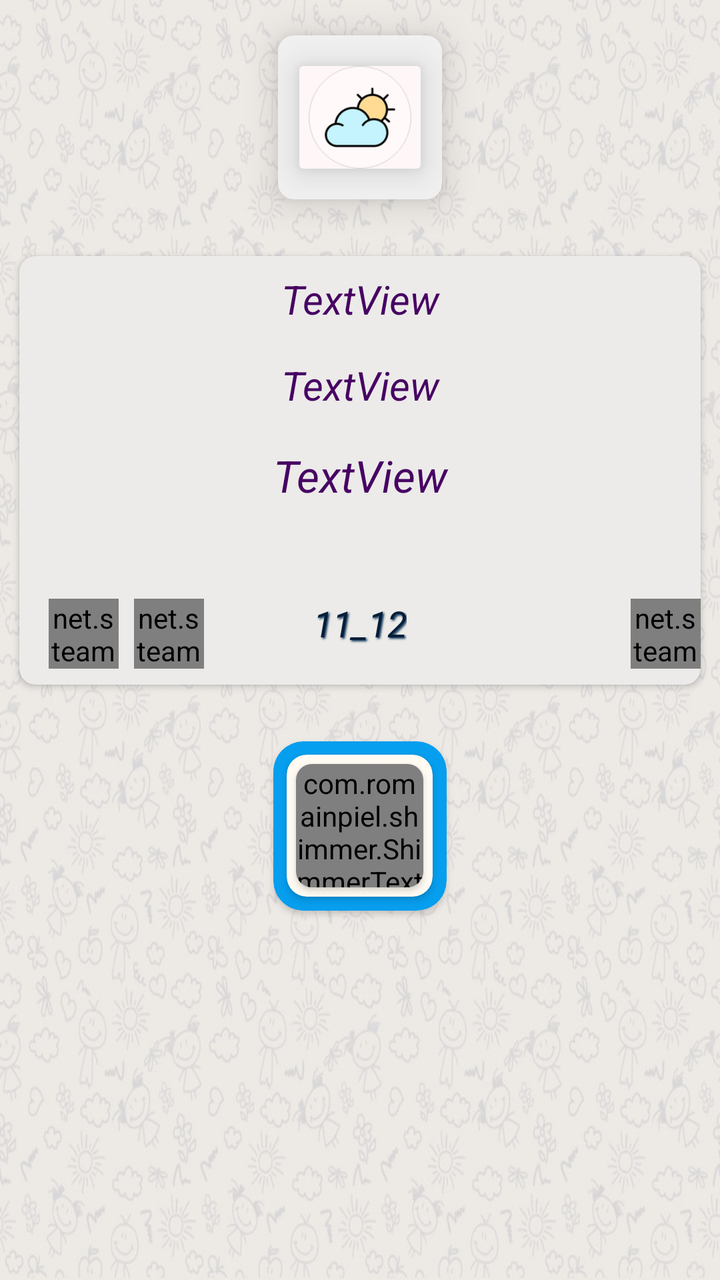
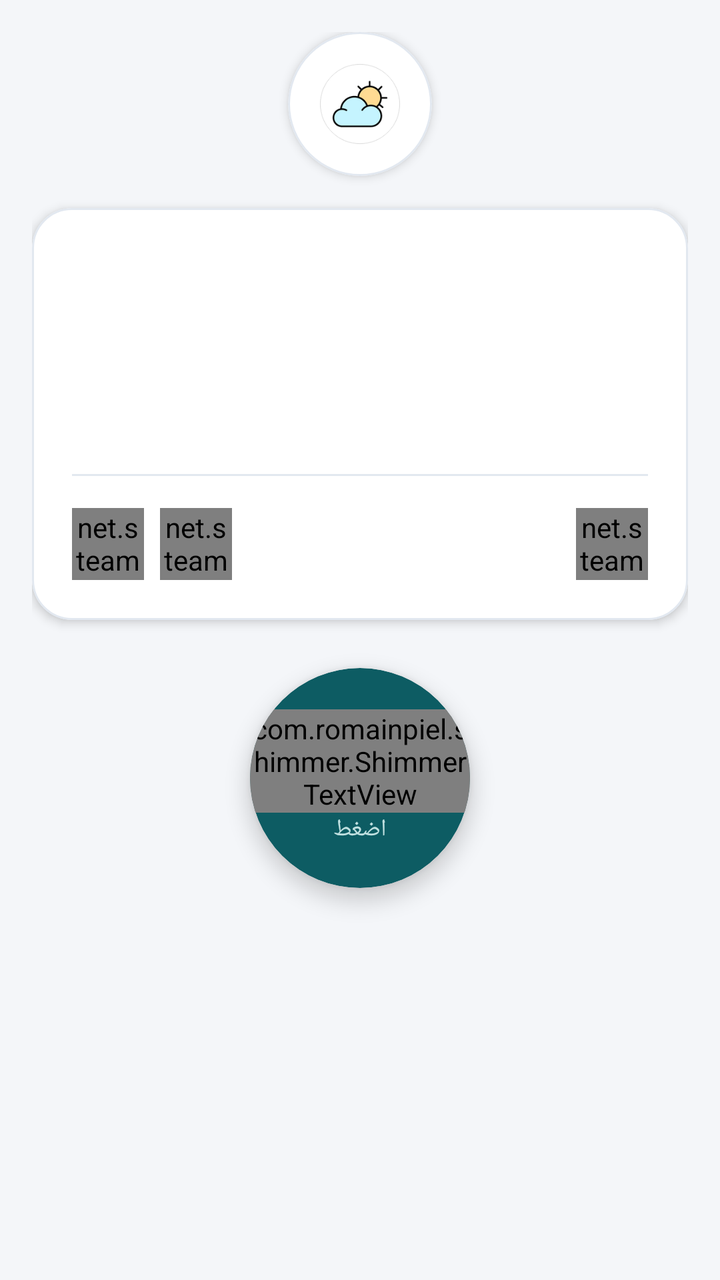

Compare the two renders of this Android layout. The source of the first and the diff that turns it into the second are given below.
<!-- AndroidManifest.xml: application theme AppTheme -->
<!-- res/layout/design_pager1.xml -->
<?xml version="1.0" encoding="utf-8"?>
<LinearLayout xmlns:android="http://schemas.android.com/apk/res/android"
    android:layout_width="match_parent"
    xmlns:app="http://schemas.android.com/apk/res-auto"
    xmlns:tools="http://schemas.android.com/tools"
    android:orientation="vertical"
    android:id="@+id/linearrr1"
    android:background="@drawable/background_newkids"
    android:layout_height="match_parent">

    <ScrollView
        android:layout_width="match_parent"
        android:layout_height="wrap_content">

        <LinearLayout
            android:layout_width="match_parent"
            android:layout_height="wrap_content"
            android:orientation="vertical">

            <LinearLayout
                android:layout_width="match_parent"
                android:layout_height="wrap_content"
                android:gravity="center">

                <androidx.cardview.widget.CardView
                    android:layout_width="wrap_content"
                    android:layout_height="wrap_content"
                    app:cardBackgroundColor="#F0F0F0"
                    app:cardCornerRadius="8dp"
                    app:cardElevation="10dp"
                    app:cardUseCompatPadding="true">

                    <androidx.cardview.widget.CardView
                        android:layout_width="80dp"
                        android:layout_height="80dp"
                        android:layout_margin="1dp"
                        app:cardBackgroundColor="#FFF7F7"
                        app:cardElevation="9dp"
                        app:cardUseCompatPadding="true">

                        <ImageView
                            android:id="@+id/imgpager1"
                            android:layout_width="wrap_content"
                            android:layout_height="wrap_content"
                            android:src="@drawable/icon_a" />
                    </androidx.cardview.widget.CardView>
                </androidx.cardview.widget.CardView>

            </LinearLayout>

            <androidx.cardview.widget.CardView
                android:id="@+id/cccard"
                android:layout_width="match_parent"
                android:layout_height="wrap_content"
                android:layout_margin="5dp"
                android:elevation="5dp"
                app:cardBackgroundColor="#ECEBE9"
                app:cardCornerRadius="8dp"
                app:cardUseCompatPadding="true">

                <LinearLayout
                    android:layout_width="match_parent"
                    android:layout_height="match_parent"
                    android:orientation="vertical">

                    <TextView
                        android:id="@+id/te"
                        android:layout_width="match_parent"
                        android:layout_height="wrap_content"
                        android:layout_margin="8dp"
                        android:gravity="center"
                        android:lineSpacingExtra="5dp"
                        android:shadowColor="#240000"
                        android:shadowDx="2"
                        android:shadowDy="2"
                        android:text="TextView"
                        android:textColor="#470363"
                        android:textSize="20sp"
                        android:textStyle="italic" />

                    <TextView
                        android:id="@+id/tee"
                        android:layout_width="match_parent"
                        android:layout_height="wrap_content"
                        android:layout_margin="8dp"
                        android:gravity="center"
                        android:lineSpacingExtra="5dp"
                        android:shadowColor="#240000"
                        android:shadowDx="2"
                        android:shadowDy="2"
                        android:text="TextView"
                        android:textColor="#470363"
                        android:textSize="20sp"
                        android:textStyle="italic" />

                    <TextView
                        android:id="@+id/teee"
                        android:layout_width="match_parent"
                        android:layout_height="wrap_content"
                        android:layout_margin="9dp"
                        android:gravity="center"
                        android:lineSpacingExtra="5dp"
                        android:shadowColor="#240000"
                        android:shadowDx="2"
                        android:shadowDy="2"
                        android:text="TextView"
                        android:textColor="#470363"
                        android:textSize="22sp"
                        android:textStyle="italic" />

                    <LinearLayout
                        android:layout_width="match_parent"
                        android:layout_height="30dp">

                    </LinearLayout>


                    <androidx.constraintlayout.widget.ConstraintLayout
                        android:layout_width="match_parent"
                        android:layout_height="wrap_content">

                        <TextView
                            android:id="@+id/teeee"
                            android:layout_width="wrap_content"
                            android:layout_height="wrap_content"
                            android:layout_gravity="center"
                            android:layout_margin="8dp"
                            android:layout_marginStart="8dp"
                            android:layout_marginEnd="8dp"
                            android:layout_marginBottom="8dp"
                            android:gravity="center"
                            android:lineSpacingExtra="5dp"
                            android:shadowColor="#062E55"
                            android:shadowDx="2"
                            android:shadowDy="2"
                            android:shadowRadius="2"
                            android:text="11_12"
                            android:textColor="#031D38"
                            android:textSize="18sp"
                            android:textStyle="italic"
                            app:layout_constraintBottom_toBottomOf="parent"
                            app:layout_constraintEnd_toEndOf="parent"
                            app:layout_constraintStart_toStartOf="parent"
                            app:layout_constraintTop_toTopOf="parent"
                            app:layout_constraintVertical_bias="0.0" />

                        <net.steamcrafted.materialiconlib.MaterialIconView
                            android:id="@+id/relod"
                            android:layout_width="35dp"
                            android:layout_height="35dp"
                            android:layout_alignParentEnd="true"
                            android:layout_marginTop="8dp"
                            android:layout_marginBottom="8dp"
                            android:scaleType="center"
                            app:layout_constraintBottom_toBottomOf="parent"
                            app:layout_constraintEnd_toEndOf="parent"
                            app:layout_constraintHorizontal_bias="1.0"
                            app:layout_constraintStart_toStartOf="parent"
                            app:layout_constraintTop_toTopOf="parent"
                            app:layout_constraintVertical_bias="0.8"
                            app:materialIcon="reload"
                            app:materialIconColor="@color/blue_grey_inactive"
                            app:materialIconSize="35dp"
                            tools:ignore="MissingConstraints" />

                        <net.steamcrafted.materialiconlib.MaterialIconView
                            android:id="@+id/contentccc"
                            android:layout_width="35dp"
                            android:layout_height="35dp"
                            android:layout_alignParentEnd="true"
                            android:layout_marginStart="8dp"
                            android:layout_marginTop="8dp"
                            android:layout_marginEnd="8dp"
                            android:layout_marginBottom="8dp"
                            android:onClick="onCreateContextMenu"
                            android:scaleType="center"
                            app:layout_constraintBottom_toBottomOf="parent"
                            app:layout_constraintEnd_toEndOf="@+id/relod"
                            app:layout_constraintHorizontal_bias="0.023"
                            app:layout_constraintStart_toStartOf="parent"
                            app:layout_constraintTop_toTopOf="parent"
                            app:layout_constraintVertical_bias="0.0"
                            app:materialIcon="content_copy"
                            app:materialIconColor="@color/blue_grey_inactive"
                            app:materialIconSize="35dp"
                            tools:ignore="MissingConstraints" />

                        <net.steamcrafted.materialiconlib.MaterialIconView
                            android:id="@+id/sharetext"
                            android:layout_width="35dp"
                            android:layout_height="35dp"
                            android:layout_alignParentEnd="true"
                            android:layout_marginStart="8dp"
                            android:layout_marginEnd="8dp"
                            android:layout_marginBottom="8dp"
                            android:scaleType="center"
                            app:layout_constraintBottom_toBottomOf="parent"
                            app:layout_constraintEnd_toEndOf="@+id/relod"
                            app:layout_constraintHorizontal_bias="0.17"
                            app:layout_constraintStart_toStartOf="parent"
                            app:layout_constraintTop_toTopOf="parent"
                            app:layout_constraintVertical_bias="1.0"
                            app:materialIcon="share_variant"
                            app:materialIconColor="@color/blue_grey_inactive"
                            app:materialIconSize="35dp" />
                    </androidx.constraintlayout.widget.ConstraintLayout>

                </LinearLayout>

            </androidx.cardview.widget.CardView>

            <LinearLayout
                android:layout_width="match_parent"
                android:layout_height="wrap_content"
                android:layout_gravity="bottom"
                android:orientation="vertical" />

            <LinearLayout
                android:layout_width="match_parent"
                android:layout_height="wrap_content"
                android:layout_gravity="bottom"
                android:gravity="center">

                <androidx.cardview.widget.CardView
                    android:layout_width="100dp"
                    android:layout_height="100dp"
                    android:layout_gravity="center"
                    android:layout_margin="10dp"
                    app:cardBackgroundColor="#069EEE"
                    app:cardCornerRadius="15dp"
                    app:cardUseCompatPadding="true">

                    <androidx.cardview.widget.CardView
                        android:id="@+id/car"
                        android:layout_width="83dp"
                        android:layout_height="83dp"
                        android:layout_gravity="center"
                        android:layout_margin="5dp"
                        app:cardBackgroundColor="#FFFBF3"
                        app:cardCornerRadius="10dp"
                        app:cardUseCompatPadding="true">

                        <androidx.cardview.widget.CardView
                            android:layout_width="73dp"
                            android:layout_height="73dp"
                            android:layout_gravity="center"
                            android:layout_margin="1dp"
                            app:cardBackgroundColor="#DFDADA"
                            app:cardCornerRadius="8dp"
                            app:cardUseCompatPadding="true">

                            <LinearLayout
                                android:layout_width="match_parent"
                                android:layout_height="match_parent">

                                <com.romainpiel.shimmer.ShimmerTextView
                                    android:id="@+id/ccu"
                                    android:layout_width="match_parent"
                                    android:layout_height="match_parent"
                                    android:layout_gravity="center"
                                    android:gravity="center"
                                    android:text="0"
                                    android:textColor="#7B1FA2"
                                    android:textSize="30sp"
                                    android:textStyle="bold" />
                            </LinearLayout>
                        </androidx.cardview.widget.CardView>
                    </androidx.cardview.widget.CardView>
                </androidx.cardview.widget.CardView>
            </LinearLayout>
        </LinearLayout>

    </ScrollView>

</LinearLayout>
<!-- resources referenced by this layout -->
<resources>
  <color name="blue_grey_inactive">#7D8A94</color>
  <!-- drawable background_newkids: jpg bitmap (drawable, 185938 bytes) -->
  <!-- drawable icon_a: png bitmap (drawable, 2642 bytes) -->
  <style name="AppTheme" parent="Theme.AppCompat.Light.NoActionBar">
          
          <item name="colorPrimary">@color/colorPrimary</item>
          <item name="colorPrimaryDark">@color/colorPrimaryDark</item>
          <item name="colorAccent">@color/colorAccent</item>
      </style>
  <color name="colorPrimary">#9C0884</color>
  <color name="colorPrimaryDark">#9C0884</color>
  <color name="colorAccent">#9C0884</color>
</resources>

<!-- the commit's change to res/layout/design_pager1.xml (unified diff, before → after) -->
@@ -1,120 +1,101 @@
 <?xml version="1.0" encoding="utf-8"?>
 <LinearLayout xmlns:android="http://schemas.android.com/apk/res/android"
+    xmlns:app="http://schemas.android.com/apk/res-auto"
+    android:id="@+id/linearrr1"
     android:layout_width="match_parent"
-    xmlns:app="http://schemas.android.com/apk/res-auto"
-    xmlns:tools="http://schemas.android.com/tools"
-    android:orientation="vertical"
-    android:id="@+id/linearrr1"
-    android:background="@drawable/background_newkids"
-    android:layout_height="match_parent">
+    android:layout_height="match_parent"
+    android:background="@color/app_background"
+    android:orientation="vertical">
 
     <ScrollView
         android:layout_width="match_parent"
-        android:layout_height="wrap_content">
+        android:layout_height="match_parent"
+        android:clipToPadding="false"
+        android:fillViewport="true"
+        android:padding="16dp">
 
         <LinearLayout
             android:layout_width="match_parent"
             android:layout_height="wrap_content"
+            android:gravity="center_horizontal"
             android:orientation="vertical">
 
-            <LinearLayout
-                android:layout_width="match_parent"
-                android:layout_height="wrap_content"
-                android:gravity="center">
-
-                <androidx.cardview.widget.CardView
-                    android:layout_width="wrap_content"
-                    android:layout_height="wrap_content"
-                    app:cardBackgroundColor="#F0F0F0"
-                    app:cardCornerRadius="8dp"
-                    app:cardElevation="10dp"
-                    app:cardUseCompatPadding="true">
-
-                    <androidx.cardview.widget.CardView
-                        android:layout_width="80dp"
-                        android:layout_height="80dp"
-                        android:layout_margin="1dp"
-                        app:cardBackgroundColor="#FFF7F7"
-                        app:cardElevation="9dp"
-                        app:cardUseCompatPadding="true">
-
-                        <ImageView
-                            android:id="@+id/imgpager1"
-                            android:layout_width="wrap_content"
-                            android:layout_height="wrap_content"
-                            android:src="@drawable/icon_a" />
-                    </androidx.cardview.widget.CardView>
-                </androidx.cardview.widget.CardView>
-
-            </LinearLayout>
-
-            <androidx.cardview.widget.CardView
+            
+            <com.google.android.material.card.MaterialCardView
+                android:layout_width="72dp"
+                android:layout_height="72dp"
+                android:layout_marginBottom="16dp"
+                app:cardBackgroundColor="@color/card_surface"
+                app:cardCornerRadius="36dp"
+                app:cardElevation="3dp"
+                app:strokeColor="@color/card_stroke"
+                app:strokeWidth="1dp">
+
+                <ImageView
+                    android:id="@+id/imgpager1"
+                    android:layout_width="40dp"
+                    android:layout_height="40dp"
+                    android:layout_gravity="center"
+                    android:src="@drawable/icon_a" />
+
+            </com.google.android.material.card.MaterialCardView>
+
+            
+            <com.google.android.material.card.MaterialCardView
                 android:id="@+id/cccard"
                 android:layout_width="match_parent"
                 android:layout_height="wrap_content"
-                android:layout_margin="5dp"
-                android:elevation="5dp"
-                app:cardBackgroundColor="#ECEBE9"
-                app:cardCornerRadius="8dp"
-                app:cardUseCompatPadding="true">
+                android:layout_marginBottom="24dp"
+                app:cardBackgroundColor="@color/card_surface"
+                app:cardCornerRadius="20dp"
+                app:cardElevation="3dp"
+                app:strokeColor="@color/card_stroke"
+                app:strokeWidth="1dp">
 
                 <LinearLayout
                     android:layout_width="match_parent"
-                    android:layout_height="match_parent"
-                    android:orientation="vertical">
+                    android:layout_height="wrap_content"
+                    android:orientation="vertical"
+                    android:padding="20dp">
 
                     <TextView
                         android:id="@+id/te"
                         android:layout_width="match_parent"
                         android:layout_height="wrap_content"
-                        android:layout_margin="8dp"
-                        android:gravity="center"
-                        android:lineSpacingExtra="5dp"
-                        android:shadowColor="#240000"
-                        android:shadowDx="2"
-                        android:shadowDy="2"
-                        android:text="TextView"
-                        android:textColor="#470363"
+                        android:gravity="center"
+                        android:lineSpacingExtra="8dp"
+                        android:textColor="@color/text_primary"
                         android:textSize="20sp"
-                        android:textStyle="italic" />
+                        android:textStyle="bold" />
 
                     <TextView
                         android:id="@+id/tee"
                         android:layout_width="match_parent"
                         android:layout_height="wrap_content"
-                        android:layout_margin="8dp"
-                        android:gravity="center"
-                        android:lineSpacingExtra="5dp"
-                        android:shadowColor="#240000"
-                        android:shadowDx="2"
-                        android:shadowDy="2"
-                        android:text="TextView"
-                        android:textColor="#470363"
-                        android:textSize="20sp"
-                        android:textStyle="italic" />
+                        android:layout_marginTop="12dp"
+                        android:gravity="center"
+                        android:lineSpacingExtra="8dp"
+                        android:textColor="@color/text_primary"
+                        android:textSize="18sp" />
 
                     <TextView
                         android:id="@+id/teee"
                         android:layout_width="match_parent"
                         android:layout_height="wrap_content"
-                        android:layout_margin="9dp"
-                        android:gravity="center"
-                        android:lineSpacingExtra="5dp"
-                        android:shadowColor="#240000"
-                        android:shadowDx="2"
-                        android:shadowDy="2"
-                        android:text="TextView"
-                        android:textColor="#470363"
-                        android:textSize="22sp"
-                        android:textStyle="italic" />
-
-                    <LinearLayout
-                        android:layout_width="match_parent"
-                        android:layout_height="30dp">
-
-                    </LinearLayout>
-
-
+                        android:layout_marginTop="12dp"
+                        android:gravity="center"
+                        android:lineSpacingExtra="8dp"
+                        android:textColor="@color/text_secondary"
+                        android:textSize="16sp" />
+
+                    
+                    <View
+                        android:layout_width="match_parent"
+                        android:layout_height="1dp"
+                        android:layout_marginVertical="16dp"
+                        android:background="@color/card_stroke" />
+
+                    
                     <androidx.constraintlayout.widget.ConstraintLayout
                         android:layout_width="match_parent"
                         android:layout_height="wrap_content">
@@ -123,151 +104,100 @@
                             android:id="@+id/teeee"
                             android:layout_width="wrap_content"
                             android:layout_height="wrap_content"
-                            android:layout_gravity="center"
-                            android:layout_margin="8dp"
-                            android:layout_marginStart="8dp"
-                            android:layout_marginEnd="8dp"
-                            android:layout_marginBottom="8dp"
-                            android:gravity="center"
-                            android:lineSpacingExtra="5dp"
-                            android:shadowColor="#062E55"
-                            android:shadowDx="2"
-                            android:shadowDy="2"
-                            android:shadowRadius="2"
-                            android:text="11_12"
-                            android:textColor="#031D38"
-                            android:textSize="18sp"
-                            android:textStyle="italic"
+                            android:textColor="@color/text_gold"
+                            android:textSize="16sp"
+                            android:textStyle="bold"
                             app:layout_constraintBottom_toBottomOf="parent"
                             app:layout_constraintEnd_toEndOf="parent"
                             app:layout_constraintStart_toStartOf="parent"
-                            app:layout_constraintTop_toTopOf="parent"
-                            app:layout_constraintVertical_bias="0.0" />
+                            app:layout_constraintTop_toTopOf="parent" />
+
+                        <LinearLayout
+                            android:layout_width="wrap_content"
+                            android:layout_height="wrap_content"
+                            android:orientation="horizontal"
+                            app:layout_constraintBottom_toBottomOf="parent"
+                            app:layout_constraintStart_toStartOf="parent"
+                            app:layout_constraintTop_toTopOf="parent">
+
+                            <net.steamcrafted.materialiconlib.MaterialIconView
+                                android:id="@+id/sharetext"
+                                android:layout_width="36dp"
+                                android:layout_height="36dp"
+                                android:scaleType="center"
+                                app:materialIcon="share_variant"
+                                app:materialIconColor="@color/text_secondary"
+                                app:materialIconSize="24dp" />
+
+                            <net.steamcrafted.materialiconlib.MaterialIconView
+                                android:id="@+id/contentccc"
+                                android:layout_width="36dp"
+                                android:layout_height="36dp"
+                                android:layout_marginStart="8dp"
+                                android:scaleType="center"
+                                app:materialIcon="content_copy"
+                                app:materialIconColor="@color/text_secondary"
+                                app:materialIconSize="24dp" />
+
+                        </LinearLayout>
 
                         <net.steamcrafted.materialiconlib.MaterialIconView
                             android:id="@+id/relod"
-                            android:layout_width="35dp"
-                            android:layout_height="35dp"
-                            android:layout_alignParentEnd="true"
-                            android:layout_marginTop="8dp"
-                            android:layout_marginBottom="8dp"
+                            android:layout_width="36dp"
+                            android:layout_height="36dp"
                             android:scaleType="center"
                             app:layout_constraintBottom_toBottomOf="parent"
                             app:layout_constraintEnd_toEndOf="parent"
-                            app:layout_constraintHorizontal_bias="1.0"
-                            app:layout_constraintStart_toStartOf="parent"
                             app:layout_constraintTop_toTopOf="parent"
-                            app:layout_constraintVertical_bias="0.8"
                             app:materialIcon="reload"
-                            app:materialIconColor="@color/blue_grey_inactive"
-                            app:materialIconSize="35dp"
-                            tools:ignore="MissingConstraints" />
-
-                        <net.steamcrafted.materialiconlib.MaterialIconView
-                            android:id="@+id/contentccc"
-                            android:layout_width="35dp"
-                            android:layout_height="35dp"
-                            android:layout_alignParentEnd="true"
-                            android:layout_marginStart="8dp"
-                            android:layout_marginTop="8dp"
-                            android:layout_marginEnd="8dp"
-                            android:layout_marginBottom="8dp"
-                            android:onClick="onCreateContextMenu"
-                            android:scaleType="center"
-                            app:layout_constraintBottom_toBottomOf="parent"
-                            app:layout_constraintEnd_toEndOf="@+id/relod"
-                            app:layout_constraintHorizontal_bias="0.023"
-                            app:layout_constraintStart_toStartOf="parent"
-                            app:layout_constraintTop_toTopOf="parent"
-                            app:layout_constraintVertical_bias="0.0"
-                            app:materialIcon="content_copy"
-                            app:materialIconColor="@color/blue_grey_inactive"
-                            app:materialIconSize="35dp"
-                            tools:ignore="MissingConstraints" />
-
-                        <net.steamcrafted.materialiconlib.MaterialIconView
-                            android:id="@+id/sharetext"
-                            android:layout_width="35dp"
-                            android:layout_height="35dp"
-                            android:layout_alignParentEnd="true"
-                            android:layout_marginStart="8dp"
-                            android:layout_marginEnd="8dp"
-                            android:layout_marginBottom="8dp"
-                            android:scaleType="center"
-                            app:layout_constraintBottom_toBottomOf="parent"
-                            app:layout_constraintEnd_toEndOf="@+id/relod"
-                            app:layout_constraintHorizontal_bias="0.17"
-                            app:layout_constraintStart_toStartOf="parent"
-                            app:layout_constraintTop_toTopOf="parent"
-                            app:layout_constraintVertical_bias="1.0"
-                            app:materialIcon="share_variant"
-                            app:materialIconColor="@color/blue_grey_inactive"
-                            app:materialIconSize="35dp" />
+                            app:materialIconColor="@color/text_secondary"
+                            app:materialIconSize="24dp" />
+
                     </androidx.constraintlayout.widget.ConstraintLayout>
 
                 </LinearLayout>
 
-            </androidx.cardview.widget.CardView>
-
-            <LinearLayout
-                android:layout_width="match_parent"
-                android:layout_height="wrap_content"
-                android:layout_gravity="bottom"
-                android:orientation="vertical" />
-
-            <LinearLayout
-                android:layout_width="match_parent"
-                android:layout_height="wrap_content"
-                android:layout_gravity="bottom"
-                android:gravity="center">
-
-                <androidx.cardview.widget.CardView
-                    android:layout_width="100dp"
-                    android:layout_height="100dp"
-                    android:layout_gravity="center"
-                    android:layout_margin="10dp"
-                    app:cardBackgroundColor="#069EEE"
-                    app:cardCornerRadius="15dp"
-                    app:cardUseCompatPadding="true">
-
-                    <androidx.cardview.widget.CardView
-                        android:id="@+id/car"
-                        android:layout_width="83dp"
-                        android:layout_height="83dp"
-                        android:layout_gravity="center"
-                        android:layout_margin="5dp"
-                        app:cardBackgroundColor="#FFFBF3"
-                        app:cardCornerRadius="10dp"
-                        app:cardUseCompatPadding="true">
-
-                        <androidx.cardview.widget.CardView
-                            android:layout_width="73dp"
-                            android:layout_height="73dp"
-                            android:layout_gravity="center"
-                            android:layout_margin="1dp"
-                            app:cardBackgroundColor="#DFDADA"
-                            app:cardCornerRadius="8dp"
-                            app:cardUseCompatPadding="true">
-
-                            <LinearLayout
-                                android:layout_width="match_parent"
-                                android:layout_height="match_parent">
-
-                                <com.romainpiel.shimmer.ShimmerTextView
-                                    android:id="@+id/ccu"
-                                    android:layout_width="match_parent"
-                                    android:layout_height="match_parent"
-                                    android:layout_gravity="center"
-                                    android:gravity="center"
-                                    android:text="0"
-                                    android:textColor="#7B1FA2"
-                                    android:textSize="30sp"
-                                    android:textStyle="bold" />
-                            </LinearLayout>
-                        </androidx.cardview.widget.CardView>
-                    </androidx.cardview.widget.CardView>
-                </androidx.cardview.widget.CardView>
-            </LinearLayout>
+            </com.google.android.material.card.MaterialCardView>
+
+            
+            <com.google.android.material.card.MaterialCardView
+                android:id="@+id/car"
+                android:layout_width="110dp"
+                android:layout_height="110dp"
+                android:clickable="true"
+                android:focusable="true"
+                android:foreground="?attr/selectableItemBackground"
+                app:cardBackgroundColor="@color/colorPrimary"
+                app:cardCornerRadius="55dp"
+                app:cardElevation="6dp">
+
+                <LinearLayout
+                    android:layout_width="match_parent"
+                    android:layout_height="match_parent"
+                    android:gravity="center"
+                    android:orientation="vertical">
+
+                    <com.romainpiel.shimmer.ShimmerTextView
+                        android:id="@+id/ccu"
+                        android:layout_width="wrap_content"
+                        android:layout_height="wrap_content"
+                        android:gravity="center"
+                        android:text="0"
+                        android:textColor="#FFFFFF"
+                        android:textSize="32sp"
+                        android:textStyle="bold" />
+
+                    <TextView
+                        android:layout_width="wrap_content"
+                        android:layout_height="wrap_content"
+                        android:text="اضغط"
+                        android:textColor="#C0E0E0"
+                        android:textSize="12sp" />
+
+                </LinearLayout>
+
+            </com.google.android.material.card.MaterialCardView>
+
         </LinearLayout>
 
     </ScrollView>
<!-- resource entries referenced after the edit -->
@@ -1,16 +1,20 @@
 <!-- resources referenced by this layout -->
 <resources>
-  <color name="blue_grey_inactive">#7D8A94</color>
-  <!-- drawable background_newkids: jpg bitmap (drawable, 185938 bytes) -->
+  <color name="app_background">#F4F6F9</color>
+  <color name="card_stroke">#E2E8F0</color>
+  <color name="card_surface">#FFFFFF</color>
   <!-- drawable icon_a: png bitmap (drawable, 2642 bytes) -->
-  <style name="AppTheme" parent="Theme.AppCompat.Light.NoActionBar">
-          
+  <style name="AppTheme" parent="Theme.MaterialComponents.DayNight.NoActionBar">
           <item name="colorPrimary">@color/colorPrimary</item>
           <item name="colorPrimaryDark">@color/colorPrimaryDark</item>
           <item name="colorAccent">@color/colorAccent</item>
+          <item name="android:windowBackground">@color/app_background</item>
       </style>
-  <color name="colorPrimary">#9C0884</color>
-  <color name="colorPrimaryDark">#9C0884</color>
-  <color name="colorAccent">#9C0884</color>
+  <color name="colorPrimary">#0D5C63</color>
+  <color name="text_gold">#C68B59</color>
+  <color name="text_primary">#1E293B</color>
+  <color name="text_secondary">#64748B</color>
+  <color name="colorPrimaryDark">#093F44</color>
+  <color name="colorAccent">#C68B59</color>
 </resources>
 
